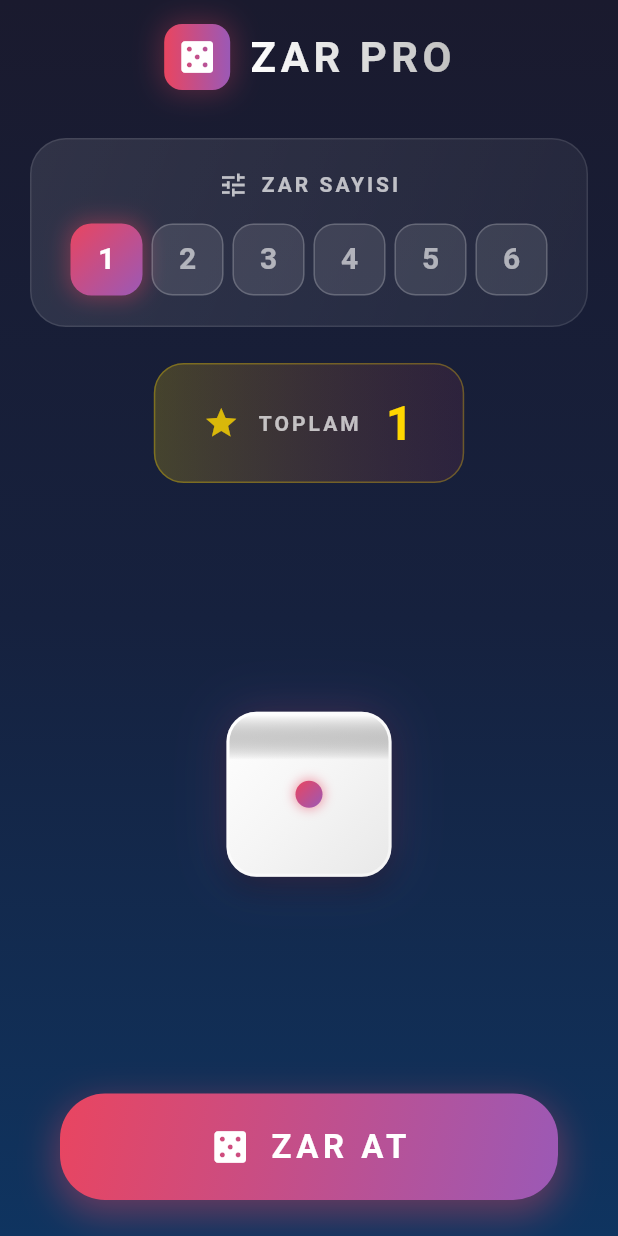
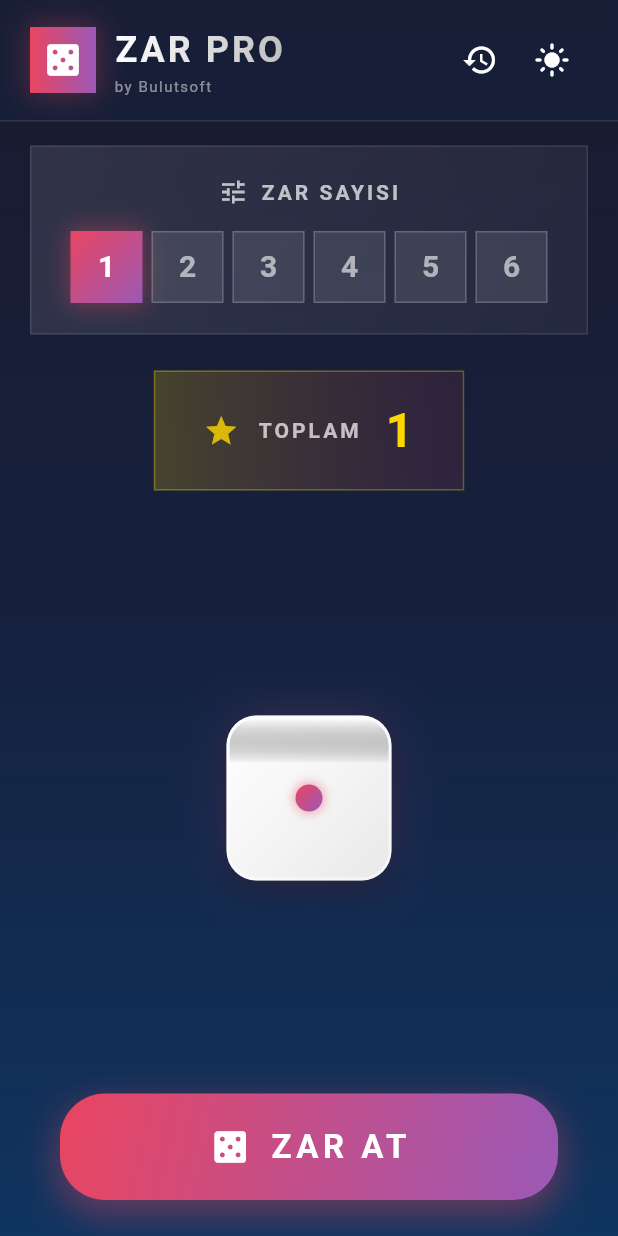
Before and after one commit to bulutsoft-dev/Zar, a Flutter app: the screen it shows after launch, on a phone screen of 412 x 824 dp. Run offline on Flutter 3.47's test engine with Material 3 defaults, Android fonts, the phone set to English and light mode, and no system bars.

Commit message:
Planning complete app restructure with session management
Co-authored-by: Furk4nBulut <93736726+Furk4nBulut@users.noreply.github.com>

```diff
--- a/lib/main.dart
+++ b/lib/main.dart
@@ -12,25 +12,63 @@ void main() {
   runApp(const ZarApp());
 }
 
+// Theme notifier for managing app theme
+class ThemeNotifier extends ChangeNotifier {
+  bool _isDarkMode = true;
+
+  bool get isDarkMode => _isDarkMode;
+
+  void toggleTheme() {
+    _isDarkMode = !_isDarkMode;
+    notifyListeners();
+  }
+}
+
 // Premium renk paleti
 class AppColors {
+  // Dark theme colors
   static const Color primaryDark = Color(0xFF1A1A2E);
   static const Color secondaryDark = Color(0xFF16213E);
   static const Color accentColor = Color(0xFF0F3460);
   static const Color highlightColor = Color(0xFFE94560);
   static const Color goldColor = Color(0xFFFFD700);
   static const Color neonPurple = Color(0xFF9B59B6);
+
+  // Light theme colors
+  static const Color primaryLight = Color(0xFFF5F5F5);
+  static const Color secondaryLight = Color(0xFFFFFFFF);
+  static const Color accentLight = Color(0xFFE8E8E8);
+  static const Color highlightLight = Color(0xFFE94560);
+  static const Color textDark = Color(0xFF1A1A2E);
 }
 
-class ZarApp extends StatelessWidget {
+class ZarApp extends StatefulWidget {
   const ZarApp({super.key});
 
   @override
+  State<ZarApp> createState() => _ZarAppState();
+}
+
+class _ZarAppState extends State<ZarApp> {
+  final ThemeNotifier _themeNotifier = ThemeNotifier();
+
+  @override
   Widget build(BuildContext context) {
+    return AnimatedBuilder(
+      animation: _themeNotifier,
+      builder: (context, _) {
         return MaterialApp(
           title: 'Zar Pro',
           debugShowCheckedModeBanner: false,
-      theme: ThemeData(
+          theme: _themeNotifier.isDarkMode ? _darkTheme() : _lightTheme(),
+          home: SplashScreen(themeNotifier: _themeNotifier),
+        );
+      },
+    );
+  }
+
+  ThemeData _darkTheme() {
+    return ThemeData(
       brightness: Brightness.dark,
       primaryColor: AppColors.highlightColor,
       scaffoldBackgroundColor: AppColors.primaryDark,
@@ -45,14 +83,35 @@ class ZarApp extends StatelessWidget {
           letterSpacing: 1.2,
         ),
       ),
+    );
+  }
+
+  ThemeData _lightTheme() {
+    return ThemeData(
+      brightness: Brightness.light,
+      primaryColor: AppColors.highlightLight,
+      scaffoldBackgroundColor: AppColors.primaryLight,
+      useMaterial3: true,
+      fontFamily: 'Roboto',
+      textTheme: const TextTheme(
+        headlineLarge: TextStyle(
+          fontWeight: FontWeight.bold,
+          letterSpacing: 2,
+          color: AppColors.textDark,
         ),
-      home: const SplashScreen(),
+        bodyLarge: TextStyle(
+          letterSpacing: 1.2,
+          color: AppColors.textDark,
+        ),
+      ),
     );
   }
 }
 
 class SplashScreen extends StatefulWidget {
-  const SplashScreen({super.key});
+  final ThemeNotifier themeNotifier;
+
+  const SplashScreen({super.key, required this.themeNotifier});
 
   @override
   State<SplashScreen> createState() => _SplashScreenState();
@@ -101,7 +160,7 @@ class _SplashScreenState extends State<SplashScreen>
         Navigator.of(context).pushReplacement(
           PageRouteBuilder(
             pageBuilder: (context, animation, secondaryAnimation) =>
-                const DiceScreen(),
+                DiceScreen(themeNotifier: widget.themeNotifier),
             transitionsBuilder:
                 (context, animation, secondaryAnimation, child) {
               return FadeTransition(
@@ -162,7 +221,7 @@ class _SplashScreenState extends State<SplashScreen>
                         width: 160,
                         height: 160,
                         decoration: BoxDecoration(
-                          borderRadius: BorderRadius.circular(32),
+                          borderRadius: BorderRadius.circular(0), // Sharp corners
                           gradient: const LinearGradient(
                             begin: Alignment.topLeft,
                             end: Alignment.bottomRight,
@@ -249,7 +308,7 @@ class _SplashScreenState extends State<SplashScreen>
                           AppColors.highlightColor,
                         ),
                         minHeight: 3,
-                        borderRadius: BorderRadius.circular(10),
+                        borderRadius: BorderRadius.circular(0), // Sharp corners
                       ),
                     ),
                   ),
@@ -264,7 +323,9 @@ class _SplashScreenState extends State<SplashScreen>
 }
 
 class DiceScreen extends StatefulWidget {
-  const DiceScreen({super.key});
+  final ThemeNotifier themeNotifier;
+
+  const DiceScreen({super.key, required this.themeNotifier});
 
   @override
   State<DiceScreen> createState() => _DiceScreenState();
@@ -349,16 +410,23 @@ class _DiceScreenState extends State<DiceScreen>
 
   @override
   Widget build(BuildContext context) {
+    final isDark = widget.themeNotifier.isDarkMode;
     return Scaffold(
       body: Container(
-        decoration: const BoxDecoration(
+        decoration: BoxDecoration(
           gradient: LinearGradient(
             begin: Alignment.topCenter,
             end: Alignment.bottomCenter,
-            colors: [
+            colors: isDark
+                ? [
                     AppColors.primaryDark,
                     AppColors.secondaryDark,
                     AppColors.accentColor,
+                  ]
+                : [
+                    AppColors.primaryLight,
+                    AppColors.accentLight,
+                    AppColors.secondaryLight,
                   ],
           ),
         ),
@@ -398,14 +466,13 @@ class _DiceScreenState extends State<DiceScreen>
                           value: entry.value,
                           isRolling: isRolling,
                           index: entry.key,
+                          isDarkMode: isDark,
                         );
                       }).toList(),
                     ),
                   ),
                 ),
               ),
-              // Roll history
-              if (rollHistory.isNotEmpty) _buildRollHistory(),
               // Roll button
               _buildRollButton(),
               const SizedBox(height: 24),
@@ -417,10 +484,27 @@ class _DiceScreenState extends State<DiceScreen>
   }
 
   Widget _buildAppBar() {
+    final isDark = widget.themeNotifier.isDarkMode;
     return Container(
       padding: const EdgeInsets.symmetric(horizontal: 20, vertical: 16),
+      decoration: BoxDecoration(
+        color: isDark
+            ? AppColors.secondaryDark.withOpacity(0.5)
+            : AppColors.secondaryLight,
+        border: Border(
+          bottom: BorderSide(
+            color: isDark
+                ? Colors.white.withOpacity(0.1)
+                : Colors.black.withOpacity(0.1),
+            width: 1,
+          ),
+        ),
+      ),
       child: Row(
-        mainAxisAlignment: MainAxisAlignment.center,
+        mainAxisAlignment: MainAxisAlignment.spaceBetween,
+        children: [
+          // Logo and title
+          Row(
             children: [
               Container(
                 padding: const EdgeInsets.all(8),
@@ -428,7 +512,7 @@ class _DiceScreenState extends State<DiceScreen>
                   gradient: const LinearGradient(
                     colors: [AppColors.highlightColor, AppColors.neonPurple],
                   ),
-              borderRadius: BorderRadius.circular(12),
+                  borderRadius: BorderRadius.circular(0), // Sharp corners
                   boxShadow: [
                     BoxShadow(
                       color: AppColors.highlightColor.withOpacity(0.3),
@@ -444,19 +528,72 @@ class _DiceScreenState extends State<DiceScreen>
                 ),
               ),
               const SizedBox(width: 12),
+              Column(
+                crossAxisAlignment: CrossAxisAlignment.start,
+                children: [
                   ShaderMask(
-            shaderCallback: (bounds) => const LinearGradient(
-              colors: [Colors.white, Color(0xFFC0C0C0)],
+                    shaderCallback: (bounds) => LinearGradient(
+                      colors: isDark
+                          ? [Colors.white, const Color(0xFFC0C0C0)]
+                          : [AppColors.textDark, AppColors.textDark],
                     ).createShader(bounds),
-            child: const Text(
+                    child: Text(
                       'ZAR PRO',
                       style: TextStyle(
-                fontSize: 28,
+                        fontSize: 24,
                         fontWeight: FontWeight.bold,
-                color: Colors.white,
-                letterSpacing: 3,
+                        color: isDark ? Colors.white : AppColors.textDark,
+                        letterSpacing: 2,
                       ),
                     ),
+                  ),
+                  Text(
+                    'by Bulutsoft',
+                    style: TextStyle(
+                      fontSize: 10,
+                      color: isDark
+                          ? Colors.white.withOpacity(0.5)
+                          : AppColors.textDark.withOpacity(0.5),
+                      letterSpacing: 1,
+                    ),
+                  ),
+                ],
+              ),
+            ],
+          ),
+          // Theme toggle and history button
+          Row(
+            children: [
+              // History button
+              IconButton(
+                onPressed: () {
+                  Navigator.push(
+                    context,
+                    MaterialPageRoute(
+                      builder: (context) => HistoryScreen(
+                        rollHistory: rollHistory,
+                        themeNotifier: widget.themeNotifier,
+                      ),
+                    ),
+                  );
+                },
+                icon: Icon(
+                  Icons.history,
+                  color: isDark ? Colors.white : AppColors.textDark,
+                ),
+              ),
+              // Theme toggle
+              IconButton(
+                onPressed: () {
+                  widget.themeNotifier.toggleTheme();
+                  HapticFeedback.selectionClick();
+                },
+                icon: Icon(
+                  isDark ? Icons.light_mode : Icons.dark_mode,
+                  color: isDark ? Colors.white : AppColors.textDark,
+                ),
+              ),
+            ],
           ),
         ],
       ),
@@ -464,6 +601,7 @@ class _DiceScreenState extends State<DiceScreen>
   }
 
   Widget _buildDiceSelector() {
+    final isDark = widget.themeNotifier.isDarkMode;
     return Container(
       margin: const EdgeInsets.symmetric(horizontal: 20),
       padding: const EdgeInsets.all(20),
@@ -471,14 +609,21 @@ class _DiceScreenState extends State<DiceScreen>
         gradient: LinearGradient(
           begin: Alignment.topLeft,
           end: Alignment.bottomRight,
-          colors: [
+          colors: isDark
+              ? [
                   Colors.white.withOpacity(0.1),
                   Colors.white.withOpacity(0.05),
+                ]
+              : [
+                  Colors.black.withOpacity(0.05),
+                  Colors.black.withOpacity(0.02),
                 ],
         ),
-        borderRadius: BorderRadius.circular(24),
+        borderRadius: BorderRadius.circular(0), // Sharp corners
         border: Border.all(
-          color: Colors.white.withOpacity(0.1),
+          color: isDark
+              ? Colors.white.withOpacity(0.1)
+              : Colors.black.withOpacity(0.1),
           width: 1,
         ),
       ),
@@ -489,7 +634,9 @@ class _DiceScreenState extends State<DiceScreen>
             children: [
               Icon(
                 Icons.tune,
-                color: Colors.white.withOpacity(0.7),
+                color: isDark
+                    ? Colors.white.withOpacity(0.7)
+                    : AppColors.textDark.withOpacity(0.7),
                 size: 20,
               ),
               const SizedBox(width: 8),
@@ -498,7 +645,9 @@ class _DiceScreenState extends State<DiceScreen>
                 style: TextStyle(
                   fontSize: 14,
                   fontWeight: FontWeight.w600,
-                  color: Colors.white.withOpacity(0.7),
+                  color: isDark
+                      ? Colors.white.withOpacity(0.7)
+                      : AppColors.textDark.withOpacity(0.7),
                   letterSpacing: 2,
                 ),
               ),
@@ -531,12 +680,18 @@ class _DiceScreenState extends State<DiceScreen>
                             ],
                           )
                         : null,
-                    color: isSelected ? null : Colors.white.withOpacity(0.1),
-                    borderRadius: BorderRadius.circular(14),
+                    color: isSelected
+                        ? null
+                        : isDark
+                            ? Colors.white.withOpacity(0.1)
+                            : Colors.black.withOpacity(0.05),
+                    borderRadius: BorderRadius.circular(0), // Sharp corners
                     border: Border.all(
                       color: isSelected
                           ? Colors.transparent
-                          : Colors.white.withOpacity(0.2),
+                          : isDark
+                              ? Colors.white.withOpacity(0.2)
+                              : Colors.black.withOpacity(0.2),
                       width: 1,
                     ),
                     boxShadow: isSelected
@@ -557,7 +712,9 @@ class _DiceScreenState extends State<DiceScreen>
                         fontWeight: FontWeight.bold,
                         color: isSelected
                             ? Colors.white
-                            : Colors.white.withOpacity(0.6),
+                            : isDark
+                                ? Colors.white.withOpacity(0.6)
+                                : AppColors.textDark.withOpacity(0.6),
                       ),
                     ),
                   ),
@@ -571,17 +728,23 @@ class _DiceScreenState extends State<DiceScreen>
   }
 
   Widget _buildTotalDisplay() {
+    final isDark = widget.themeNotifier.isDarkMode;
     return Container(
       margin: const EdgeInsets.symmetric(horizontal: 20, vertical: 8),
       padding: const EdgeInsets.symmetric(horizontal: 32, vertical: 16),
       decoration: BoxDecoration(
         gradient: LinearGradient(
-          colors: [
+          colors: isDark
+              ? [
                   AppColors.goldColor.withOpacity(0.2),
                   AppColors.highlightColor.withOpacity(0.1),
+                ]
+              : [
+                  AppColors.goldColor.withOpacity(0.1),
+                  AppColors.highlightLight.withOpacity(0.05),
                 ],
         ),
-        borderRadius: BorderRadius.circular(20),
+        borderRadius: BorderRadius.circular(0), // Sharp corners
         border: Border.all(
           color: AppColors.goldColor.withOpacity(0.3),
           width: 1,
@@ -601,7 +764,9 @@ class _DiceScreenState extends State<DiceScreen>
             style: TextStyle(
               fontSize: 14,
               fontWeight: FontWeight.w600,
-              color: Colors.white.withOpacity(0.7),
+              color: isDark
+                  ? Colors.white.withOpacity(0.7)
+                  : AppColors.textDark.withOpacity(0.7),
               letterSpacing: 2,
             ),
           ),
```
Lines whose indentation alone changed are shown as unchanged.
